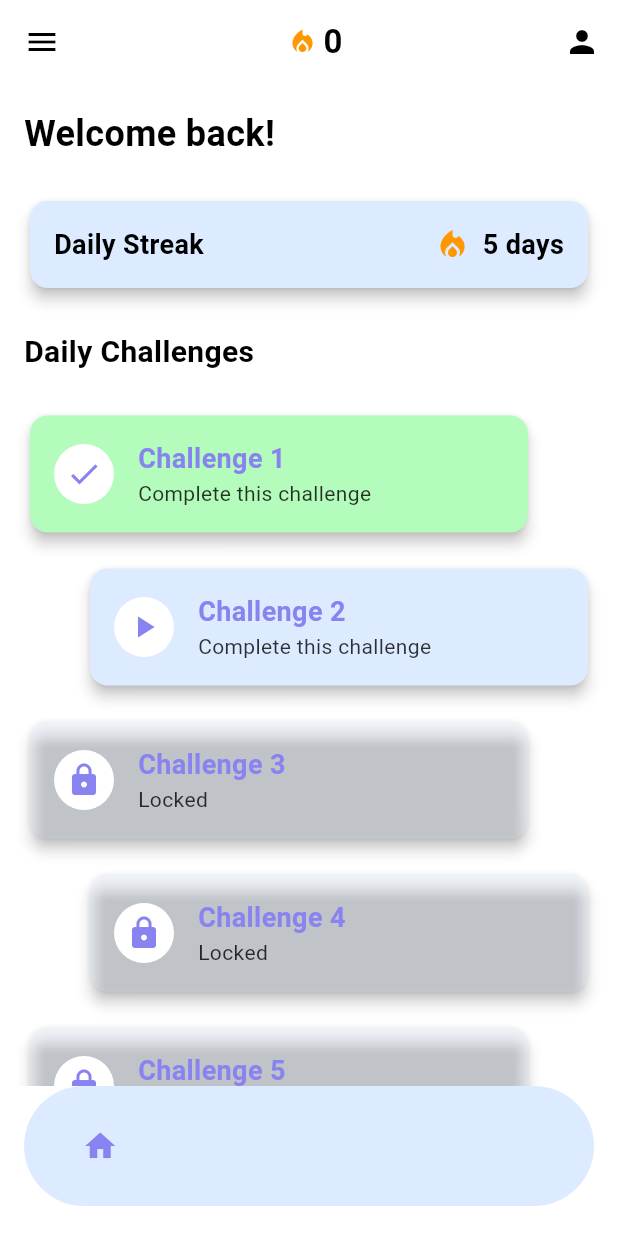
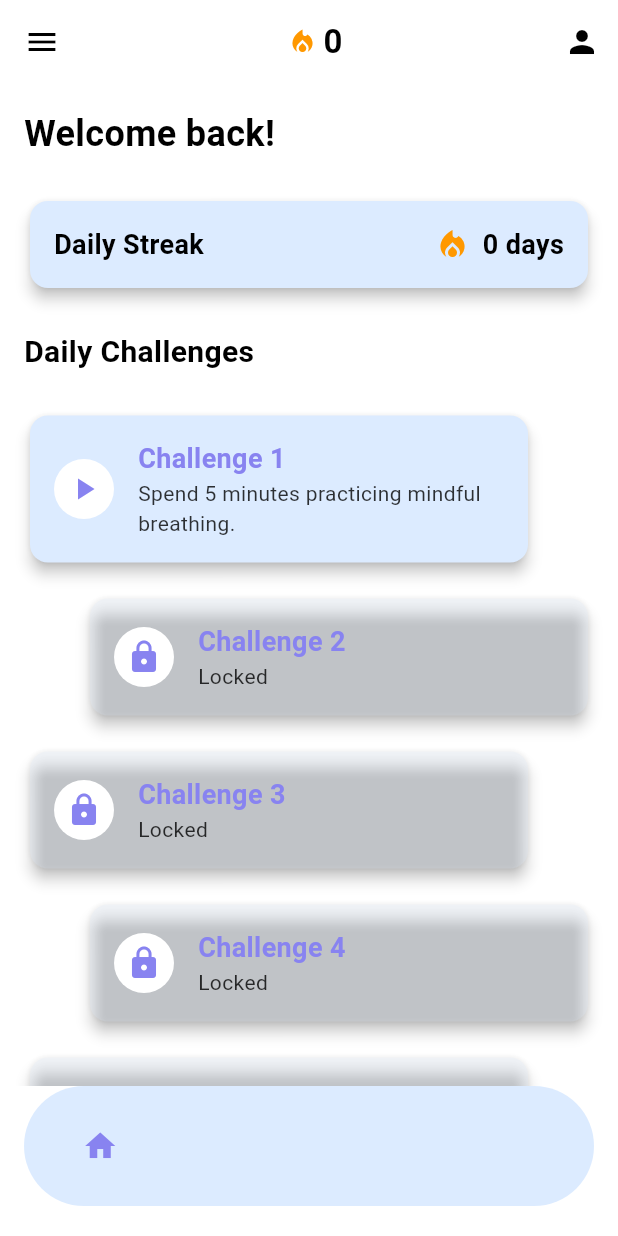
Before and after one commit to rushabhcodes/MPower, a Flutter app: the HomeScreen screen opened by its route, on a phone screen of 412 x 824 dp. Run offline on Flutter 3.47's test engine with Material 3 defaults, Android fonts, the light colour scheme and no system bars; drawn by our look-alikes of flutter_animate; our stand-ins replace dash_chat_2, firebase_auth, firebase_core, firebase_database, flutter_gemini, flutter_native_splash and 5 more; accounts and stored records are empty.

```diff
--- a/client/lib/pages/home/home_content.dart
+++ b/client/lib/pages/home/home_content.dart
@@ -17,11 +17,114 @@ class HomeContent extends StatefulWidget {
 class _HomeContentState extends State<HomeContent> {
   final ScrollController _scrollController = ScrollController();
   bool _isScrollingDown = true;
+  final FirebaseAuth _auth = FirebaseAuth.instance;
+  final DatabaseReference _dbRef = FirebaseDatabase.instance.ref();
+  Map<int, bool> _completedChallenges = {};
+  int _dailyStreak = 0;
+  DateTime? _lastChallengeCompletionTime;
+  bool _isLocked = false;
+  final int _lockDurationInHours = 24;
 
   @override
   void initState() {
     super.initState();
     _scrollController.addListener(_scrollListener);
+    _loadUserData(); // Load user's challenges and streak from Firebase
+  }
+
+  // Load user data including challenges and daily streak
+  void _loadUserData() async {
+    final user = _auth.currentUser;
+    if (user == null) return;
+
+    final userRef = _dbRef.child('users').child(user.uid);
+
+    // Load completed challenges
+    DataSnapshot completedSnapshot = await userRef.child('completedChallenges').get();
+    if (completedSnapshot.exists) {
+      Map<dynamic, dynamic> completedData = completedSnapshot.value as Map;
+      setState(() {
+        _completedChallenges = completedData.map((key, value) => MapEntry(int.parse(key), value as bool));
+      });
+    }
+
+    // Load daily streak
+    DataSnapshot streakSnapshot = await userRef.child('dailyStreak').get();
+    if (streakSnapshot.exists) {
+      setState(() {
+        _dailyStreak = streakSnapshot.value as int;
+      });
+    }
+
+    // Load last challenge completion time
+    DataSnapshot lastTimeSnapshot = await userRef.child('lastChallengeCompletionTime').get();
+    if (lastTimeSnapshot.exists) {
+      _lastChallengeCompletionTime = DateTime.fromMillisecondsSinceEpoch(lastTimeSnapshot.value as int);
+      _checkIfChallengesShouldLock();
+    }
+  }
+
+  // Check if challenges should lock after 24 hours
+  void _checkIfChallengesShouldLock() {
+    if (_lastChallengeCompletionTime == null) return;
+
+    final currentTime = DateTime.now();
+    final timeDifference = currentTime.difference(_lastChallengeCompletionTime!);
+
+    setState(() {
+      _isLocked = timeDifference.inHours >= _lockDurationInHours;
+    });
+  }
+
+  // Update the task completion, streak, and last completion time in Firebase
+  void _updateTaskCompletion(int index) async {
+    if (_isLocked || (_completedChallenges[index] ?? false)) {
+      // If challenges are locked or already completed, don't allow completion
+      return;
+    }
+
+    final user = _auth.currentUser;
+    if (user == null) return;
+
+    setState(() {
+      _completedChallenges[index] = true; // Mark the task as completed
+    });
+
+    final userRef = _dbRef.child('users').child(user.uid);
+    await userRef.child('completedChallenges').update({index.toString(): true});
+
+    // Update last challenge completion time
+    final currentTime = DateTime.now();
+    await userRef.child('lastChallengeCompletionTime').set(currentTime.millisecondsSinceEpoch);
+
+    // Update the daily streak
+    _updateDailyStreak(currentTime);
+  }
+
+  // Update the daily streak based on challenge completion
+  void _updateDailyStreak(DateTime currentTime) async {
+    final user = _auth.currentUser;
+    if (user == null) return;
+
+    if (_lastChallengeCompletionTime != null) {
+      final timeDifference = currentTime.difference(_lastChallengeCompletionTime!);
+      if (timeDifference.inHours < _lockDurationInHours) {
+        setState(() {
+          _dailyStreak += 1; // Increment streak if within 24 hours
+        });
+      } else {
+        setState(() {
+          _dailyStreak = 1; // Reset streak if more than 24 hours passed
+        });
+      }
+    } else {
+      setState(() {
+        _dailyStreak = 1; // Start streak on first completion
+      });
+    }
+
+    final userRef = _dbRef.child('users').child(user.uid);
+    await userRef.child('dailyStreak').set(_dailyStreak);
   }
 
   @override
@@ -32,15 +135,13 @@ class _HomeContentState extends State<HomeContent> {
   }
 
   void _scrollListener() {
-    if (_scrollController.position.userScrollDirection ==
-        ScrollDirection.reverse) {
+    if (_scrollController.position.userScrollDirection == ScrollDirection.reverse) {
       if (!_isScrollingDown) {
         setState(() {
           _isScrollingDown = true;
         });
       }
-    } else if (_scrollController.position.userScrollDirection ==
-        ScrollDirection.forward) {
+    } else if (_scrollController.position.userScrollDirection == ScrollDirection.forward) {
       if (_isScrollingDown) {
         setState(() {
           _isScrollingDown = false;
@@ -69,19 +170,17 @@ class _HomeContentState extends State<HomeContent> {
                 int challengeIndex = index - 6;
                 return _buildChallengeItem(context, challengeIndex);
               },
-              childCount:
-                  widget.numberOfChallenges + 6, // Add 6 for the header items
+              childCount: widget.numberOfChallenges + 6,
             ),
           ),
-          padding: EdgeInsets.fromLTRB(16, 16, 16, 10),
+          padding: const EdgeInsets.fromLTRB(16, 16, 16, 10),
         ),
       ],
     );
   }
 
-
   Widget _buildHeader(BuildContext context) {
-  final user = FirebaseAuth.instance.currentUser; // Get the current user
+    final user = _auth.currentUser;
     if (user == null) {
       return Text(
         'Welcome back!',
@@ -93,16 +192,13 @@ class _HomeContentState extends State<HomeContent> {
       ).animate().fadeIn(duration: 500.ms);
     }
 
-  final DatabaseReference userRef = FirebaseDatabase.instance
-      .ref()
-      .child('users')
-      .child(user.uid); // Reference to user's data
+    final DatabaseReference userRef = _dbRef.child('users').child(user.uid);
 
     return FutureBuilder(
-    future: userRef.child('name').get(), // Fetch the name
+      future: userRef.child('name').get(),
       builder: (BuildContext context, AsyncSnapshot<DataSnapshot> snapshot) {
         if (snapshot.connectionState == ConnectionState.waiting) {
-        return CircularProgressIndicator(); // Show loading indicator while fetching
+          return const CircularProgressIndicator();
         } else if (snapshot.hasError) {
           return Text(
             'Error loading name',
@@ -113,7 +209,7 @@ class _HomeContentState extends State<HomeContent> {
             ),
           ).animate().fadeIn(duration: 500.ms);
         } else if (snapshot.hasData && snapshot.data!.value != null) {
-        final String name = snapshot.data!.value.toString(); // Extract name
+          final String name = snapshot.data!.value.toString();
           return Text(
             'Welcome back $name!',
             style: TextStyle(
@@ -136,9 +232,6 @@ class _HomeContentState extends State<HomeContent> {
     );
   }
 
-
-
-
   Widget _buildDailyStreak(BuildContext context) {
     final colorScheme = Theme.of(context).colorScheme;
     return Card(
@@ -160,10 +253,10 @@ class _HomeContentState extends State<HomeContent> {
             ),
             Row(
               children: [
-                Icon(Icons.local_fire_department, color: Colors.orange),
+                const Icon(Icons.local_fire_department, color: Colors.orange),
                 const SizedBox(width: 8),
                 Text(
-                  '5 days',
+                  '$_dailyStreak days',
                   style: TextStyle(
                     fontSize: 18,
                     fontWeight: FontWeight.bold,
@@ -175,10 +268,7 @@ class _HomeContentState extends State<HomeContent> {
           ],
         ),
       ),
-    )
-        .animate()
-        .fadeIn(duration: 500.ms)
-        .slideY(begin: 0.2, end: 0, duration: 500.ms);
+    ).animate().fadeIn(duration: 500.ms).slideY(begin: 0.2, end: 0, duration: 500.ms);
   }
 
   Widget _buildChallengesHeader(BuildContext context) {
@@ -192,10 +282,23 @@ class _HomeContentState extends State<HomeContent> {
     ).animate().fadeIn(duration: 500.ms);
   }
 
+  final List<String> challengeDescriptions = [
+    'Spend 5 minutes practicing mindful breathing.',
+    'Write down three things you are grateful for today.',
+    'Spend one hour away from your phone and digital devices.',
+    'Write down three positive things about yourself.',
+    'Engage in light physical activity for at least 15 minutes.',
+    'Eat one meal slowly and mindfully.',
+    'Reach out to a friend or loved one today.',
+    'Spend 10 minutes meditating.',
+    'Say three positive affirmations out loud.',
+    'Spend 10-15 minutes outside enjoying nature.'
+  ];
+
   Widget _buildChallengeItem(BuildContext context, int index) {
     final colorScheme = Theme.of(context).colorScheme;
-    bool isCompleted = index == 0;
-    bool isLocked = index > 1;
+    bool isCompleted = _completedChallenges[index] ?? false;
+    bool isLocked = index > 0 && !(_completedChallenges[index - 1] ?? false); // Unlock only if the previous one is completed
     bool isLeft = index.isEven;
 
     Color cardColor = isCompleted
@@ -204,6 +307,8 @@ class _HomeContentState extends State<HomeContent> {
             ? colorScheme.secondary.withOpacity(0.2)
             : colorScheme.secondary;
 
+    String challengeDescription = challengeDescriptions[index];
+
     Widget challengeCard = Padding(
       padding: EdgeInsets.only(
           left: isLeft ? 0 : 40, right: isLeft ? 40 : 0, bottom: 16),
@@ -211,6 +316,14 @@ class _HomeContentState extends State<HomeContent> {
         elevation: 4,
         shape: RoundedRectangleBorder(borderRadius: BorderRadius.circular(12)),
         color: cardColor,
+        child: InkWell(
+          onTap: isLocked || isCompleted
+              ? null
+              : () {
+                  if (!isCompleted) {
+                    _updateTaskCompletion(index);
+                  }
+                },
           child: Container(
             padding: const EdgeInsets.all(16),
             child: Row(
@@ -245,7 +358,7 @@ class _HomeContentState extends State<HomeContent> {
                         ),
                       ),
                       Text(
-                      isLocked ? 'Locked' : 'Complete this challenge',
+                        isLocked ? 'Locked' : challengeDescription,
                         style: TextStyle(
                           color: colorScheme.primary.withOpacity(0.8),
                         ),
@@ -254,6 +367,7 @@ class _HomeContentState extends State<HomeContent> {
                   ),
                 ),
               ],
+            ),
           ),
         ),
       ),
--- a/client/pubspec.yaml
+++ b/client/pubspec.yaml
@@ -61,6 +61,8 @@ flutter:
   # To add assets to your application, add an assets section, like this:
   assets:
     - assets/
+    - assets/images/
+    - assets/sounds/
   #   - images/a_dot_ham.jpeg
   # An image asset can refer to one or more resolution-specific "variants", see
   # https://flutter.dev/to/resolution-aware-images
```
Lines whose indentation alone changed are shown as unchanged.
